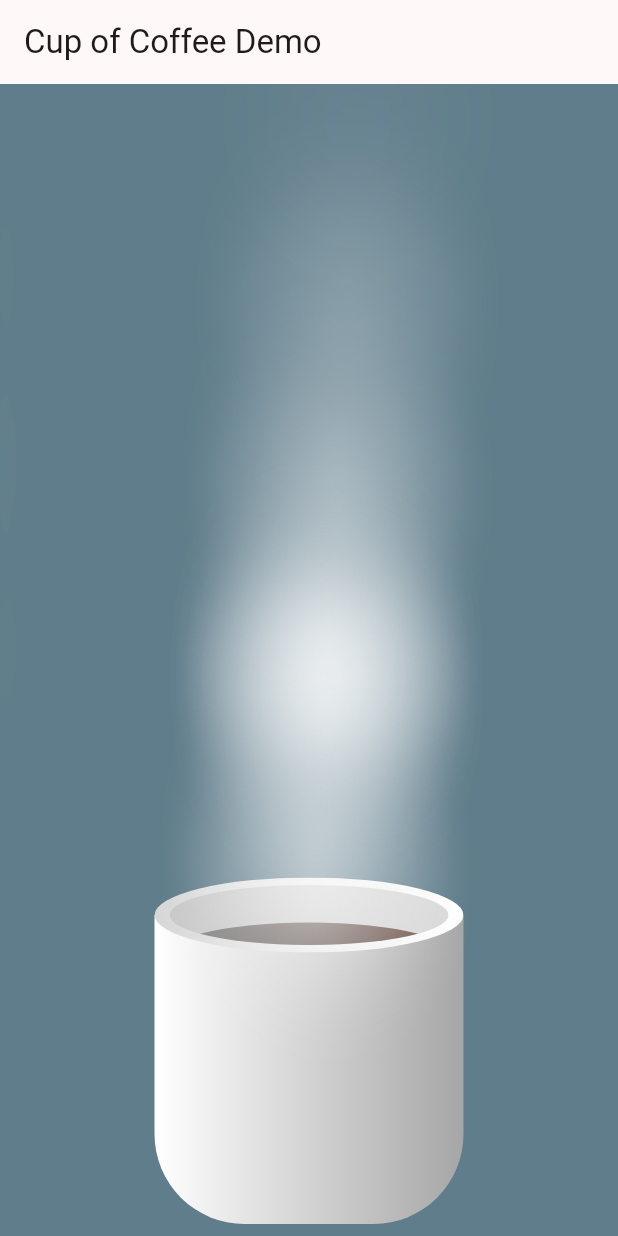
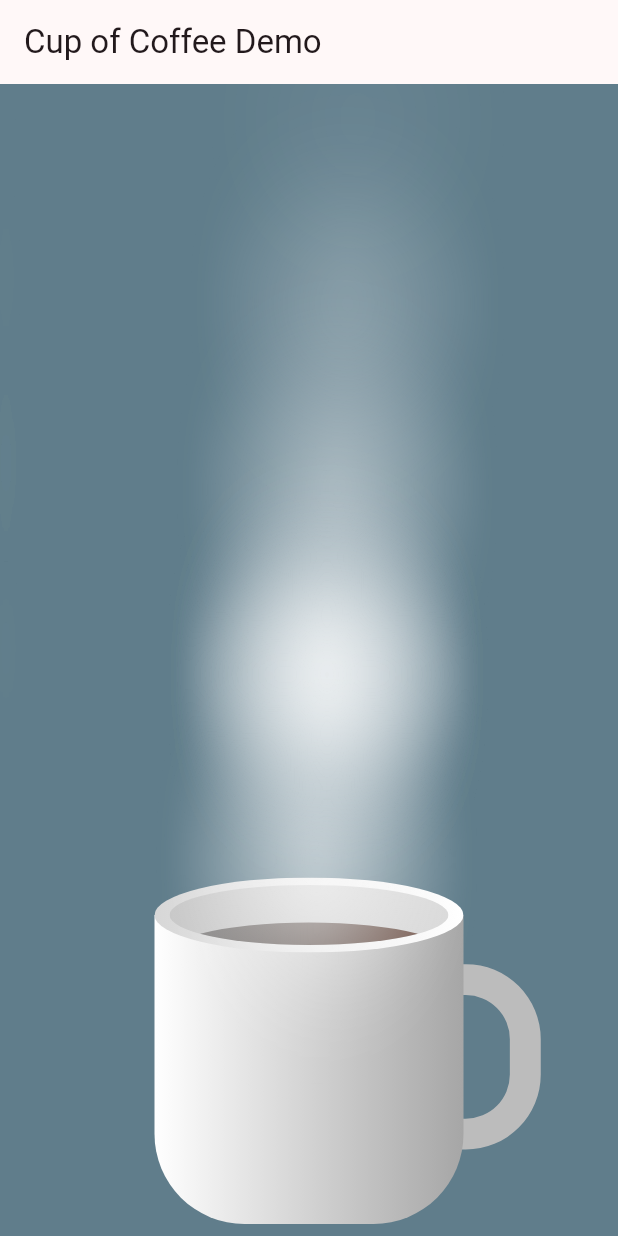
Before and after one commit to lxndrsldtv/cofee_cup, a Flutter app: the screen it shows after launch, on a phone screen of 412 x 824 dp. Run offline on Flutter 3.47's test engine with Material 2 defaults, Android fonts, the phone set to English and light mode, and no system bars.

Commit message:
feat: add cup handle

```diff
--- a/packages/cup_of_coffee/lib/src/white_cup_body.dart
+++ b/packages/cup_of_coffee/lib/src/white_cup_body.dart
@@ -8,23 +8,30 @@ class WhiteCupBody extends StatelessWidget {
 
   @override
   Widget build(BuildContext context) {
-    return Column(
+    return SizedBox(
+      width: width + width / 4,
+      height: width + topHeight,
+      child: Row(
         children: [
-        SizedBox(
-          width: width,
-          height: topHeight,
-        ),
+          Column(
+            children: [
+              // place for top of cup
+              SizedBox(width: width, height: topHeight),
               Container(
                 width: width,
                 height: width,
-          // color: Colors.white,
                 decoration: const BoxDecoration(
                     borderRadius:
                         BorderRadius.vertical(bottom: Radius.circular(60.0)),
-              gradient:
-                  LinearGradient(colors: [Colors.white, Color(0xffa6a6a6)])),
+                    gradient: LinearGradient(
+                        colors: [Colors.white, Color(0xffa6a6a6)])),
               ),
             ],
+          ),
+          // place for cup handle
+          SizedBox(width: width / 4, height: width + topHeight),
+        ],
+      ),
     );
   }
 }
--- /dev/null
+++ b/packages/cup_of_coffee/lib/src/white_cup_handle.dart
@@ -0,0 +1,21 @@
+import 'package:flutter/material.dart';
+
+class WhiteCupHandle extends StatelessWidget {
+  final double width;
+  final double height;
+
+  const WhiteCupHandle({super.key, required this.width, required this.height});
+
+  @override
+  Widget build(BuildContext context) {
+    return Container(
+      width: width,
+      height: width * 1.2,
+      decoration: BoxDecoration(
+        border: Border.all(color: const Color(0xffbcbcbc), width: width / 5),
+        borderRadius:
+            const BorderRadius.horizontal(right: Radius.circular(50.0)),
+      ),
+    );
+  }
+}
--- a/packages/cup_of_coffee/lib/src/white_cup_with_coffee.dart
+++ b/packages/cup_of_coffee/lib/src/white_cup_with_coffee.dart
@@ -1,4 +1,5 @@
 import 'package:cup_of_coffee/src/white_cup_body.dart';
+import 'package:cup_of_coffee/src/white_cup_handle.dart';
 import 'package:cup_of_coffee/src/white_cup_top.dart';
 import 'package:flutter/cupertino.dart';
 
@@ -15,6 +16,11 @@ class WhiteCupWithCoffee extends StatelessWidget {
   Widget build(BuildContext context) {
     return Stack(
       children: [
+        Positioned(
+          top: (cupWidth + cupTopHeight / 2) / 4,
+          left: cupWidth - cupWidth / 4,
+          child: WhiteCupHandle(width: cupWidth / 2, height: cupWidth),
+        ),
         WhiteCupBody(width: cupWidth, topHeight: cupTopHeight / 2),
         WhiteCupTop(width: cupWidth, cupTopHeight: cupTopHeight),
         CoffeeInCup(cupWidth: cupWidth, cupTopHeight: cupTopHeight),
```
Lines whose indentation alone changed are shown as unchanged.
